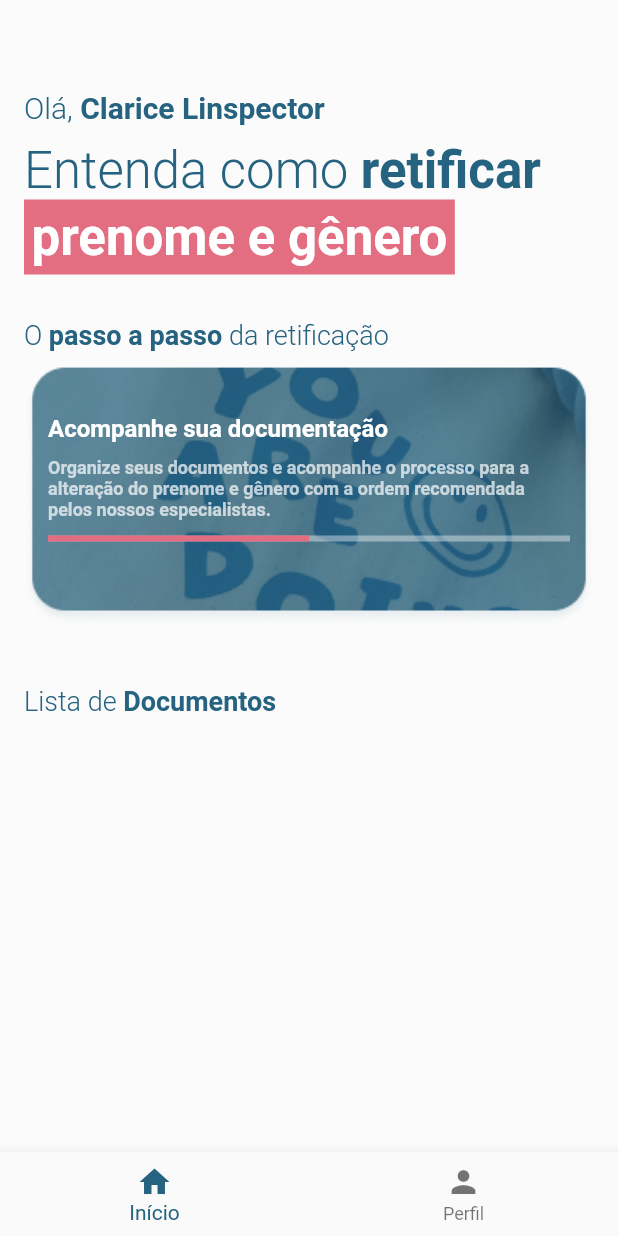
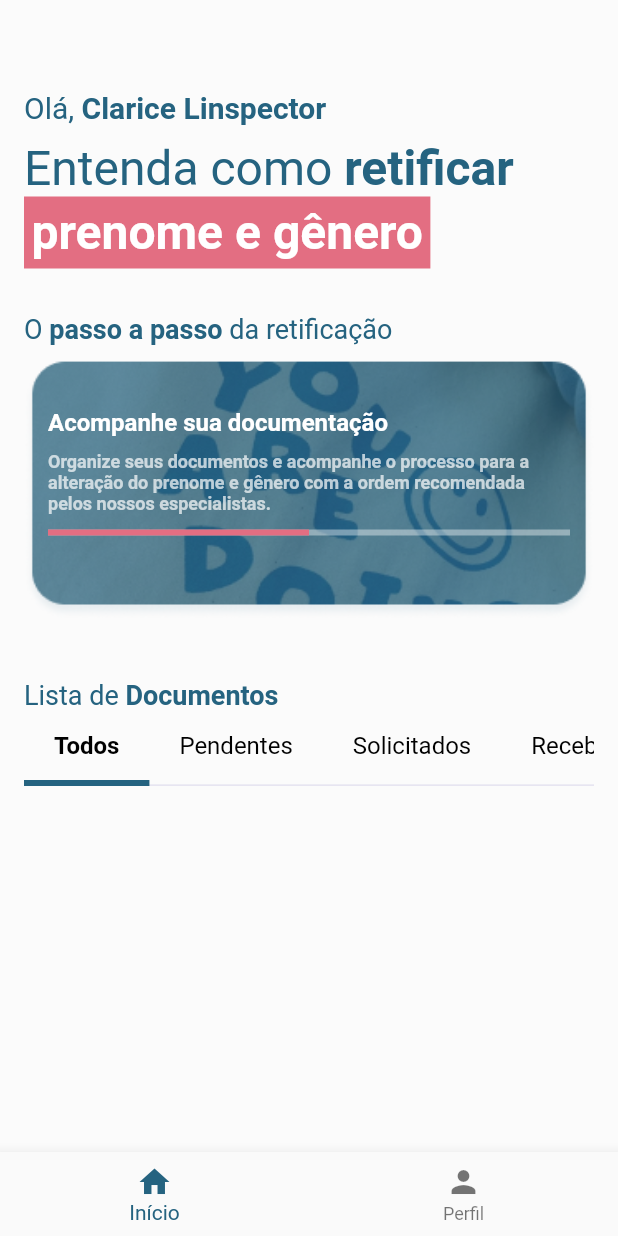
Before and after one commit to ambitencourt/ods10, a Flutter app: the screen it shows after launch, on a phone screen of 412 x 824 dp. Run offline on Flutter 3.47's test engine with Material 2 defaults, Android fonts, the phone set to English and light mode, and no system bars; our stand-ins replace flutter_mobx, flutter_modular, google_fonts, mobx, percent_indicator; generated files the repository leaves out were written again; Roboto replaces fonts that are missing (Ubuntu).

Commit message:
adds personal tabs for home page

```diff
--- a/lib/app/common/resources/app_colors.dart
+++ b/lib/app/common/resources/app_colors.dart
@@ -9,7 +9,9 @@ class AppColors {
   static const Color received = Color(0xff1C7A2F);
   static const Color paid = Color(0xffBD4815);
   static const Color background = Color(0xffFBFBFB);
+  static const Color ligthGrey = Color(0xffCFCAE4);
   static const Color white = Color(0xffFFFFFF);
+  static const Color black = Color(0xff000000);
   static const Color whiteOpacity = Color(0xffBDBDBD);
 }
 
--- a/lib/app/common/resources/app_text_styles.dart
+++ b/lib/app/common/resources/app_text_styles.dart
@@ -16,7 +16,7 @@ TextStyle getBoldStyle({
 
 TextStyle getRegularStyle({
   double fontSize = 16,
-  FontWeight fontWeight = FontWeight.w300,
+  FontWeight fontWeight = FontWeight.w400,
   Color color = AppColors.primary,
 }) {
   return GoogleFonts.ubuntu(
--- a/lib/app/modules/auth/presentation/onboarding/splash_page.dart
+++ b/lib/app/modules/auth/presentation/onboarding/splash_page.dart
@@ -14,7 +14,7 @@ class _SplashPageState extends State<SplashPage> {
     super.initState();
     Future.delayed(
       const Duration(
-        seconds: 1,
+        seconds: 2,
       ),
       () {
         Modular.to.navigate('/content/journey');
@@ -24,6 +24,10 @@ class _SplashPageState extends State<SplashPage> {
 
   @override
   Widget build(BuildContext context) {
-    return Container();
+    return const Center(
+      child: Text(
+        'ODS SPLASH',
+      ),
+    );
   }
 }
--- a/lib/app/modules/journey/presentation/controllers/home_controller.dart
+++ b/lib/app/modules/journey/presentation/controllers/home_controller.dart
@@ -1,5 +1,6 @@
-import 'package:ods10/app/stores/bottom_navibar_store.dart';
+import 'package:flutter/material.dart';
 
 class HomeController {
+  late TabController tabController;
   HomeController();
 }
--- a/lib/app/modules/journey/presentation/pages/home_page.dart
+++ b/lib/app/modules/journey/presentation/pages/home_page.dart
@@ -4,6 +4,7 @@ import 'package:ods10/app/common/resources/app_colors.dart';
 import 'package:ods10/app/common/resources/app_images.dart';
 import 'package:ods10/app/common/resources/app_text_styles.dart';
 import 'package:ods10/app/modules/journey/presentation/controllers/home_controller.dart';
+import 'package:ods10/app/modules/journey/presentation/widgets/personal_tabs.dart';
 
 class HomePage extends StatefulWidget {
   const HomePage({Key? key}) : super(key: key);
@@ -12,15 +13,76 @@ class HomePage extends StatefulWidget {
   State<HomePage> createState() => _HomePageState();
 }
 
-class _HomePageState extends ModularState<HomePage, HomeController> {
+class _HomePageState extends ModularState<HomePage, HomeController>
+    with SingleTickerProviderStateMixin {
+  List<Widget> tabMenu = [
+    const Tab(
+      text: "Todos",
+    ),
+    const Tab(
+      text: "Pendentes",
+    ),
+    const Tab(
+      text: "Solicitados",
+    ),
+    const Tab(
+      text: "Recebidos",
+    ),
+    const Tab(
+      text: "gratuitos",
+    ),
+    const Tab(
+      text: "Pagos",
+    ),
+  ];
+
+  @override
+  void initState() {
+    controller.tabController =
+        TabController(length: tabMenu.length, vsync: this);
+    super.initState();
+  }
+
   @override
   Widget build(BuildContext context) {
     return Scaffold(
       body: SafeArea(
         child: Padding(
           padding: const EdgeInsets.symmetric(horizontal: 16),
-          child: SingleChildScrollView(
-            child: Column(
+          child: NestedScrollView(
+            headerSliverBuilder: (context, value) {
+              return [
+                SliverToBoxAdapter(
+                  child: _buildTopInfo(context),
+                ),
+                SliverToBoxAdapter(
+                  child: PersonalTabs(
+                    tabMenu: tabMenu,
+                    onTabSelect: (index) {},
+                    tabController: controller.tabController,
+                  ),
+                ),
+              ];
+            },
+            body: TabBarView(
+              controller: controller.tabController,
+              children: <Widget>[
+                Container(),
+                Container(),
+                Container(),
+                Container(),
+                Container(),
+                Container(),
+              ],
+            ),
+          ),
+        ),
+      ),
+    );
+  }
+
+  Widget _buildTopInfo(BuildContext context) {
+    return Column(
       mainAxisSize: MainAxisSize.min,
       mainAxisAlignment: MainAxisAlignment.start,
       crossAxisAlignment: CrossAxisAlignment.start,
@@ -50,11 +112,11 @@ class _HomePageState extends ModularState<HomePage, HomeController> {
             children: [
               TextSpan(
                 text: 'Entenda como ',
-                        style: getRegularStyle(fontSize: 34),
+                style: getRegularStyle(fontSize: 32),
               ),
               TextSpan(
                 text: 'retificar',
-                        style: getBoldStyle(fontSize: 34),
+                style: getBoldStyle(fontSize: 32),
               ),
             ],
           ),
@@ -65,7 +127,7 @@ class _HomePageState extends ModularState<HomePage, HomeController> {
             padding: const EdgeInsets.all(5),
             child: Text(
               'prenome e gênero',
-                      style: getBoldStyle(fontSize: 34, color: AppColors.white),
+              style: getBoldStyle(fontSize: 32, color: AppColors.white),
             ),
           ),
         ),
@@ -106,10 +168,6 @@ class _HomePageState extends ModularState<HomePage, HomeController> {
           ),
         ),
       ],
-            ),
-          ),
-        ),
-      ),
     );
   }
 
--- /dev/null
+++ b/lib/app/modules/journey/presentation/widgets/personal_tabs.dart
@@ -0,0 +1,54 @@
+import 'package:flutter/material.dart';
+import 'package:ods10/app/common/resources/app_colors.dart';
+import 'package:ods10/app/common/resources/app_text_styles.dart';
+
+class PersonalTabs extends StatefulWidget {
+  final List<Widget> tabMenu;
+  final Function(int) onTabSelect;
+  final TabController tabController;
+  const PersonalTabs(
+      {Key? key,
+      required this.tabMenu,
+      required this.onTabSelect,
+      required this.tabController})
+      : super(key: key);
+
+  @override
+  _PersonalTabsState createState() => _PersonalTabsState();
+}
+
+class _PersonalTabsState extends State<PersonalTabs>
+    with SingleTickerProviderStateMixin {
+  @override
+  Widget build(BuildContext context) {
+    return Stack(
+      fit: StackFit.passthrough,
+      alignment: Alignment.bottomCenter,
+      children: [
+        Container(
+          margin: const EdgeInsets.only(top: 1),
+          decoration: BoxDecoration(
+            border: Border(
+              bottom: BorderSide(
+                color: AppColors.ligthGrey.withOpacity(0.5),
+              ),
+            ),
+          ),
+        ),
+        TabBar(
+          onTap: widget.onTabSelect,
+          tabs: widget.tabMenu,
+          isScrollable: true,
+          controller: widget.tabController,
+          labelPadding: const EdgeInsets.symmetric(horizontal: 20),
+          unselectedLabelStyle: getRegularStyle(color: AppColors.black),
+          labelStyle: getBoldStyle(color: AppColors.black),
+          labelColor: AppColors.black,
+          indicatorSize: TabBarIndicatorSize.tab,
+          indicatorWeight: 4,
+          indicatorColor: Theme.of(context).colorScheme.primary,
+        ),
+      ],
+    );
+  }
+}
```
Lines whose indentation alone changed are shown as unchanged.
